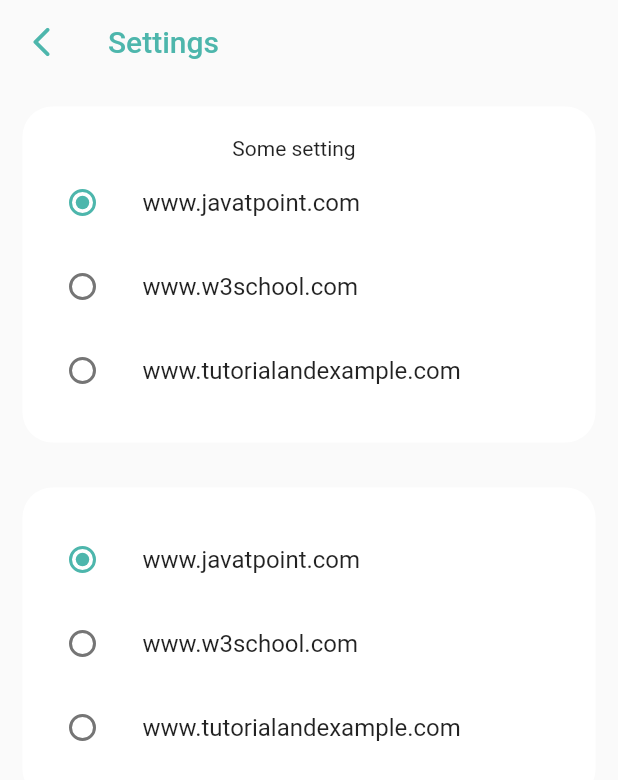
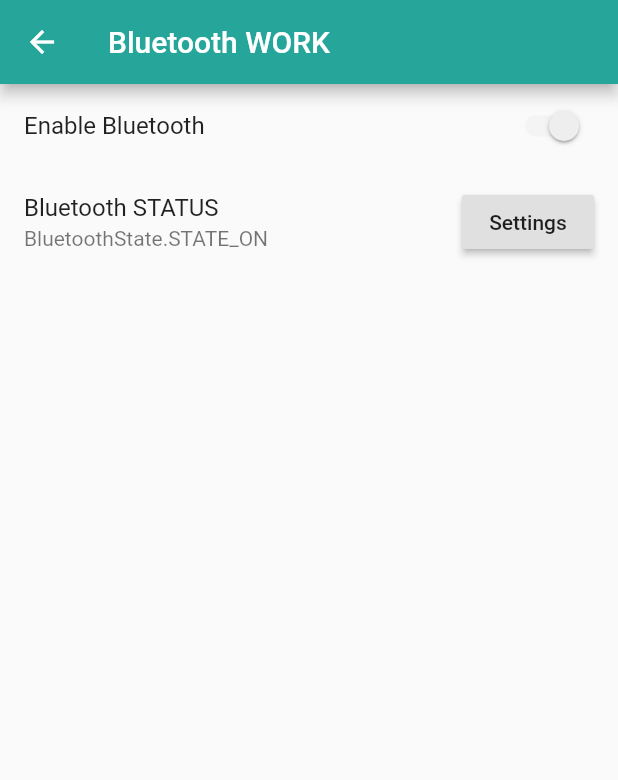
Before and after one commit to gmmabanta/gait-assessment, a Flutter app: the TrainingProgress screen opened directly, after a tap on the "settings" icon, on a phone screen of 412 x 824 dp. Shown: the top 780 px of the screen. Run offline on Flutter 3.47's test engine with Material 2 defaults, Android fonts, the phone set to English and light mode, and no system bars; our stand-ins replace cloud_firestore, firebase_auth, firebase_core, fl_chart, flutter_bluetooth_serial, syncfusion_flutter_gauges and 1 more; missing offline and left inert: date_time_format; accounts and stored records are empty.

Commit message:
Bluetooth is able to connect to devices. Still cannot read and send data.

```diff
--- /dev/null
+++ b/lib/BluetoothDeviceListEntry.dart
@@ -0,0 +1,73 @@
+import 'package:flutter/material.dart';
+import 'package:flutter_bluetooth_serial/flutter_bluetooth_serial.dart';
+
+class BluetoothDeviceListEntry extends ListTile {
+  BluetoothDeviceListEntry({
+    @required BluetoothDevice device,
+    int rssi,
+    GestureTapCallback onTap,
+    GestureLongPressCallback onLongPress,
+    bool enabled = true,
+  }) : super(
+    onTap: onTap,
+    onLongPress: onLongPress,
+    enabled: enabled,
+    leading:
+    Icon(Icons.devices), // @TODO . !BluetoothClass! class aware icon
+    title: Text(device.name ?? "Unknown device"),
+    subtitle: Text(device.address.toString()),
+    trailing: Row(
+      mainAxisSize: MainAxisSize.min,
+      children: <Widget>[
+        rssi != null
+            ? Container(
+          margin: new EdgeInsets.all(8.0),
+          child: DefaultTextStyle(
+            style: _computeTextStyle(rssi),
+            child: Column(
+              mainAxisSize: MainAxisSize.min,
+              children: <Widget>[
+                Text(rssi.toString()),
+                Text('dBm'),
+              ],
+            ),
+          ),
+        )
+            : Container(width: 0, height: 0),
+        device.isConnected
+            ? Icon(Icons.import_export)
+            : Container(width: 0, height: 0),
+        device.isBonded
+            ? Icon(Icons.link)
+            : Container(width: 0, height: 0),
+      ],
+    ),
+  );
+
+  static TextStyle _computeTextStyle(int rssi) {
+    /**/ if (rssi >= -35)
+      return TextStyle(color: Colors.greenAccent[700]);
+    else if (rssi >= -45)
+      return TextStyle(
+          color: Color.lerp(
+              Colors.greenAccent[700], Colors.lightGreen, -(rssi + 35) / 10));
+    else if (rssi >= -55)
+      return TextStyle(
+          color: Color.lerp(
+              Colors.lightGreen, Colors.lime[600], -(rssi + 45) / 10));
+    else if (rssi >= -65)
+      return TextStyle(
+          color: Color.lerp(Colors.lime[600], Colors.amber, -(rssi + 55) / 10));
+    else if (rssi >= -75)
+      return TextStyle(
+          color: Color.lerp(
+              Colors.amber, Colors.deepOrangeAccent, -(rssi + 65) / 10));
+    else if (rssi >= -85)
+      return TextStyle(
+          color: Color.lerp(
+              Colors.deepOrangeAccent, Colors.redAccent, -(rssi + 75) / 10));
+    else
+      /*code symetry*/
+      return TextStyle(color: Colors.redAccent);
+  }
+}
--- /dev/null
+++ b/lib/bluetooth.dart
@@ -0,0 +1,131 @@
+import 'package:flutter/material.dart';
+import 'package:flutter_bluetooth_serial/flutter_bluetooth_serial.dart';
+import 'package:gait_assessment/BluetoothDeviceListEntry.dart';
+
+class BluetoothApp extends StatefulWidget {
+  @override
+  _BluetoothAppState createState() => _BluetoothAppState();
+}
+
+class _BluetoothAppState extends State<BluetoothApp> with WidgetsBindingObserver {
+
+  BluetoothState _bluetoothState = BluetoothState.UNKNOWN;
+
+  List<BluetoothDevice> devices = List<BluetoothDevice>();
+
+  @override
+  void initState(){
+    super.initState();
+    WidgetsBinding.instance.addObserver(this);
+    _getBTState();
+    _stateChangeListener();
+    _listBondedDevices();
+  }
+
+  @override
+  void dispose(){
+    WidgetsBinding.instance.removeObserver(this);
+    super.dispose();
+  }
+
+  @override
+  void didChangeAppLifecycleState(AppLifecycleState state){
+    if(state == 0){
+      //resume
+      if(_bluetoothState.isEnabled){
+        _listBondedDevices();
+      }
+
+    }
+  }
+
+  _getBTState(){
+    FlutterBluetoothSerial.instance.state.then((state){
+      _bluetoothState = state;
+      if(_bluetoothState.isEnabled){
+        _listBondedDevices();
+      }
+      setState(() {
+
+      });
+    });
+  }
+
+  _stateChangeListener(){
+    FlutterBluetoothSerial.instance
+        .onStateChanged()
+        .listen((BluetoothState state){
+      _bluetoothState = state;
+      if(_bluetoothState.isEnabled){
+        _listBondedDevices();
+      } else {
+        devices.clear();
+      }
+      print("State isEnabled: ${state.isEnabled}");
+      setState(() {
+
+      });
+    });
+  }
+
+  _listBondedDevices(){
+    FlutterBluetoothSerial.instance.getBondedDevices().then((List<BluetoothDevice> bondedDevices){
+      devices = bondedDevices;
+      setState(() {
+
+      });
+    });
+  }
+
+  @override
+  Widget build(BuildContext context) {
+    return Scaffold(
+      appBar: AppBar(title: Text("Bluetooth WORK"),),
+      body: Container(
+        child: Column(
+          children: <Widget>[
+            SwitchListTile(
+              title: Text("Enable Bluetooth"),
+              value: _bluetoothState.isEnabled,
+              onChanged: (bool value){
+                future() async{
+                  if(value){
+                    await FlutterBluetoothSerial.instance.requestEnable();
+                  } else{
+                    await FlutterBluetoothSerial.instance.requestDisable();
+                  }
+                  future().then((_){
+                    setState(() {
+
+                    });
+                  });
+                }
+              }
+            ),
+            ListTile(
+              title: Text("Bluetooth STATUS"),
+              subtitle: Text(_bluetoothState.toString()),
+              trailing: RaisedButton(
+                child: Text("Settings"),
+                onPressed: (){
+                  FlutterBluetoothSerial.instance.openSettings();
+                },
+              ),
+            ),
+            Expanded(
+              child: ListView(
+                children: devices.map((_device) => BluetoothDeviceListEntry(
+                    device: _device,
+                    enabled: true,
+                    onTap: (){
+                      print("Item");
+                    },
+                )).toList(),
+              ),
+            ),
+          ],
+        ),
+      ),
+    );
+  }
+}
--- a/lib/mainscreen.dart
+++ b/lib/mainscreen.dart
@@ -7,6 +7,7 @@
 import 'package:gait_assessment/schedule_screen.dart';
 import 'package:gait_assessment/trainingresults_screen.dart';
 import 'package:firebase_auth/firebase_auth.dart';
+import 'package:gait_assessment/bluetooth.dart';
 
 class MainScreen extends StatelessWidget {
   @override
@@ -85,6 +86,7 @@
                       onTap: () {
                         Navigator.push(context,
                           MaterialPageRoute(builder: (context)=>TrainingProgress()),
+                          //MaterialPageRoute(builder: (context)=>BluetoothApp()),
                         );
                       },
                     ),
--- a/lib/training_screen.dart
+++ b/lib/training_screen.dart
@@ -6,6 +6,7 @@
 import 'package:firebase_auth/firebase_auth.dart';
 import 'package:date_time_format/date_time_format.dart';
 import 'dart:math';
+import 'package:gait_assessment/bluetooth.dart';
 
 Random random = new Random();
 
@@ -243,8 +244,10 @@
           IconButton(
               icon: Icon(Icons.settings),
               onPressed: () { Navigator.push(context,
-                  MaterialPageRoute(builder: (context) => SettingsScreen()),
-                );
+                  //MaterialPageRoute(builder: (context) => SettingsScreen()),
+                  MaterialPageRoute(builder: (context)=>BluetoothApp()),
+
+              );
               }
           )
         ],
--- a/pubspec.yaml
+++ b/pubspec.yaml
@@ -23,6 +23,8 @@
 dependencies:
   flutter:
     sdk: flutter
+  #Bluetooth
+  flutter_bluetooth_serial: ^0.2.2
 
   #Calendar Functions
   table_calendar: ^2.3.3
```
Also changed, not shown: pubspec.lock, 2 other files.
